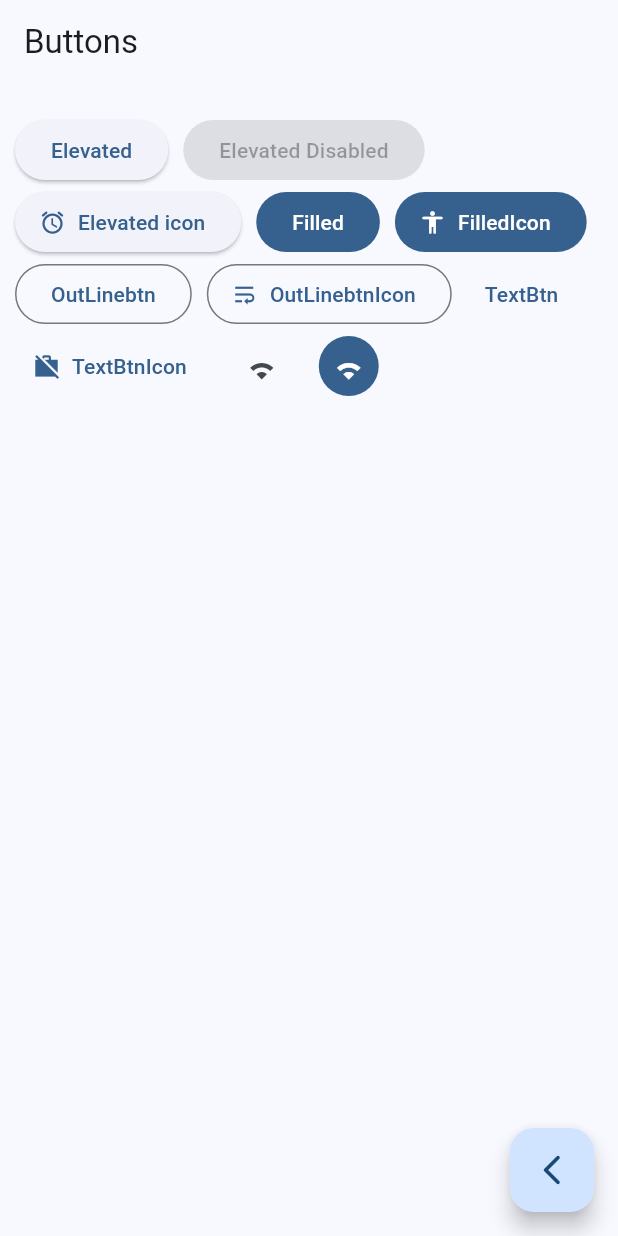
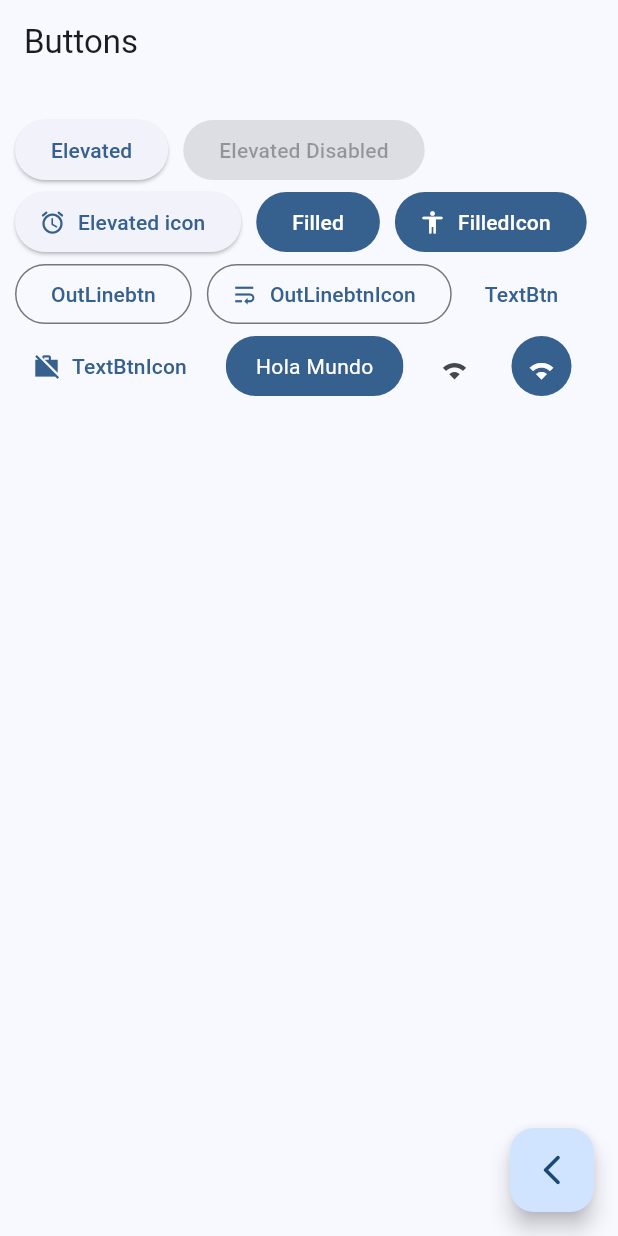
Before and after one commit to ingnelsonus/widgets_app, a Flutter app: the ButtonsScreen screen opened by its route, on a phone screen of 412 x 824 dp. Run offline on Flutter 3.47's test engine with Material 2 defaults, Android fonts, the phone set to English and light mode, and no system bars; our stand-ins replace go_router.

Commit message:
botton screen finish

```diff
--- a/lib/presentation/screens/buttons/buttons_screen.dart
+++ b/lib/presentation/screens/buttons/buttons_screen.dart
@@ -29,51 +29,72 @@ class _BottonView extends StatelessWidget {
 
   @override
   Widget build(BuildContext context) {
-
     final colors = Theme.of(context).colorScheme;
 
     return Padding(
-      padding: const EdgeInsets.symmetric(horizontal: 10,vertical: 20),
+      padding: const EdgeInsets.symmetric(horizontal: 10, vertical: 20),
       child: Wrap(
         spacing: 10,
-        crossAxisAlignment:WrapCrossAlignment.center,
+        crossAxisAlignment: WrapCrossAlignment.center,
         children: [
           ElevatedButton(onPressed: () {}, child: const Text('Elevated')),
-          const ElevatedButton(onPressed:null, child: Text('Elevated Disabled')),
+          const ElevatedButton(
+              onPressed: null, child: Text('Elevated Disabled')),
           ElevatedButton.icon(
-            onPressed: (){},
-            icon: const Icon(Icons.access_alarm_rounded),
-            label: const Text('Elevated icon')
-          ),
-          FilledButton(onPressed: (){}, child: const Text('Filled')),
+              onPressed: () {},
+              icon: const Icon(Icons.access_alarm_rounded),
+              label: const Text('Elevated icon')),
+          FilledButton(onPressed: () {}, child: const Text('Filled')),
           FilledButton.icon(
-            onPressed: (){},
-            icon: const Icon(Icons.accessibility_rounded),
-            label: const Text('FilledIcon')),
-          OutlinedButton(onPressed: (){}, child: const Text('OutLinebtn')),
+              onPressed: () {},
+              icon: const Icon(Icons.accessibility_rounded),
+              label: const Text('FilledIcon')),
+          OutlinedButton(onPressed: () {}, child: const Text('OutLinebtn')),
           OutlinedButton.icon(
-            onPressed: (){},
-            icon:const Icon(Icons.wrap_text_sharp),
+            onPressed: () {},
+            icon: const Icon(Icons.wrap_text_sharp),
             label: const Text('OutLinebtnIcon'),
           ),
-          TextButton(onPressed: (){}, child: const Text('TextBtn')),
+          TextButton(onPressed: () {}, child: const Text('TextBtn')),
           TextButton.icon(
-            onPressed: (){},
-            icon: const Icon(Icons.work_off_sharp),
-            label: const Text('TextBtnIcon')
-          ),
-          //TODO: Custom botton
-          IconButton(onPressed: (){}, icon: const Icon(Icons.wifi_2_bar_sharp)),
+              onPressed: () {},
+              icon: const Icon(Icons.work_off_sharp),
+              label: const Text('TextBtnIcon')),
+          const CustomButton(),
           IconButton(
-            onPressed: (){},
+              onPressed: () {}, icon: const Icon(Icons.wifi_2_bar_sharp)),
+          IconButton(
+            onPressed: () {},
             icon: const Icon(Icons.wifi_2_bar_sharp),
             style: ButtonStyle(
-              backgroundColor: MaterialStatePropertyAll(colors.primary),
-              iconColor: const MaterialStatePropertyAll(Colors.white)
-            ),
+                backgroundColor: MaterialStatePropertyAll(colors.primary),
+                iconColor: const MaterialStatePropertyAll(Colors.white)),
           )
         ],
       ),
     );
   }
 }
+
+class CustomButton extends StatelessWidget {
+  const CustomButton({super.key});
+
+  @override
+  Widget build(BuildContext context) {
+
+    final colors = Theme.of(context).colorScheme;
+
+    return ClipRRect(
+      borderRadius: BorderRadius.circular(20),
+      child: Material(
+        color: colors.primary,
+        child: InkWell(
+          onTap: (){},
+          child: const Padding(
+              padding: EdgeInsets.symmetric(horizontal: 20, vertical: 10),
+              child: Text('Hola Mundo', style: TextStyle(color: Colors.white))),
+        ),
+      ),
+    );
+  }
+}
```
